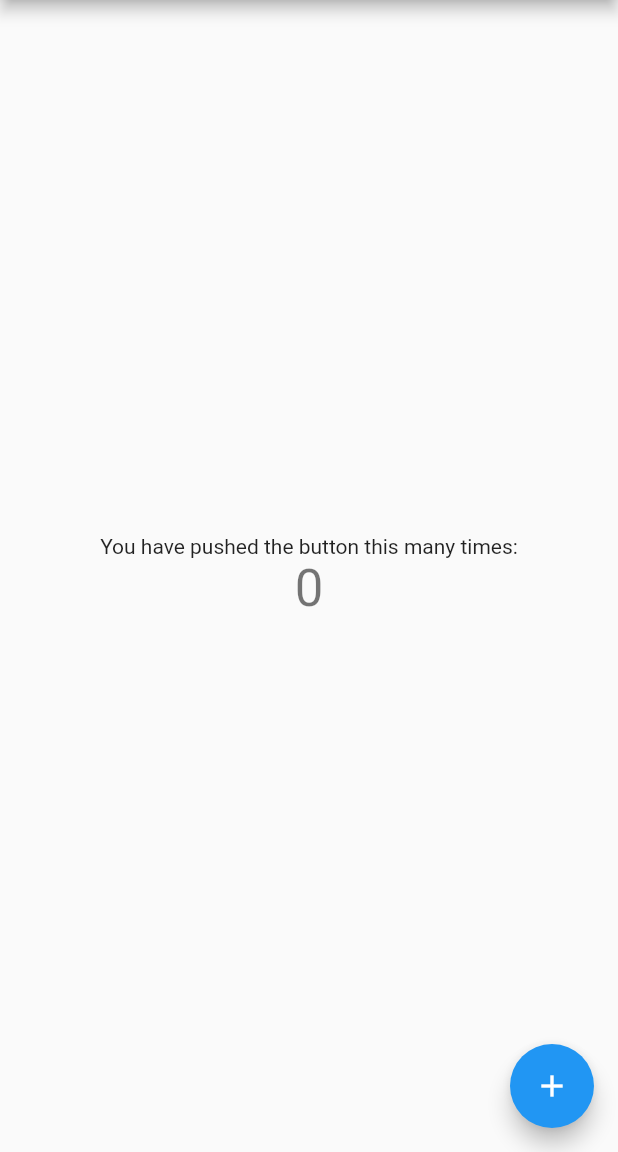
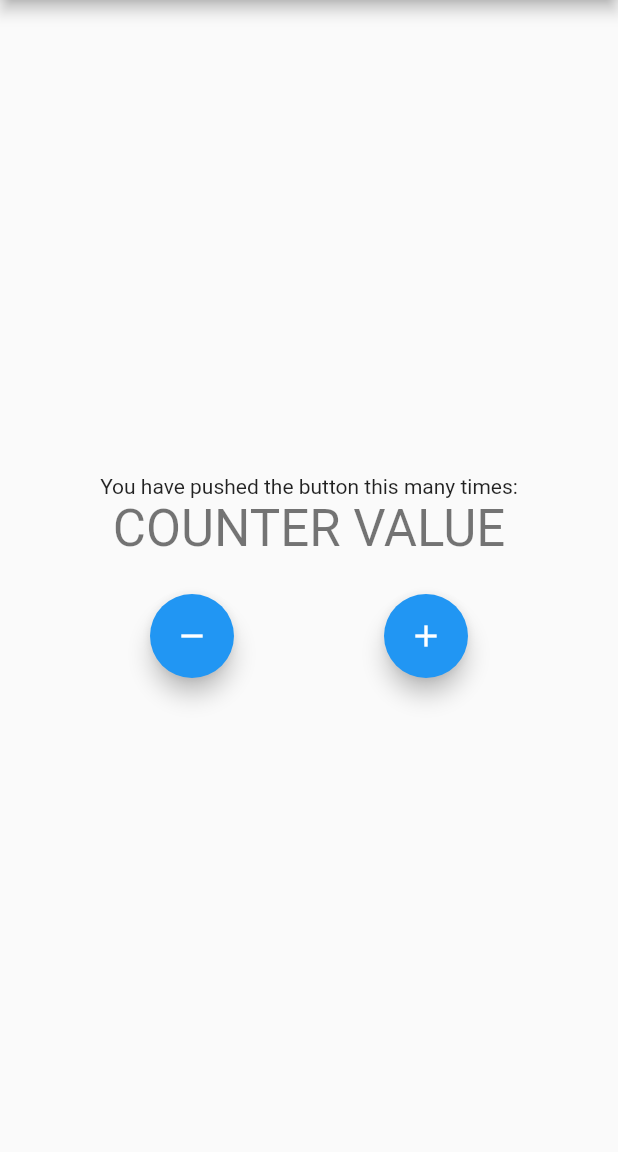
Before and after one commit to robsonsilv4/bloc_hero, a Flutter app: the screen it shows after launch, on a phone screen of 412 x 824 dp, the part 84-1236 px from its top. Run offline on Flutter 3.47's test engine with Material 2 defaults, Android fonts, the phone set to English and light mode, and no system bars.

Commit message:
feat: update counter page

```diff
--- a/lib/main.dart
+++ b/lib/main.dart
@@ -28,14 +28,6 @@ class HomePage extends StatefulWidget {
 }
 
 class _HomePageState extends State<HomePage> {
-  int _counter = 0;
-
-  void _incrementCounter() {
-    setState(() {
-      _counter++;
-    });
-  }
-
   @override
   Widget build(BuildContext context) {
     return Scaffold(
@@ -50,17 +42,28 @@ class _HomePageState extends State<HomePage> {
               'You have pushed the button this many times:',
             ),
             Text(
-              '$_counter',
+              'COUNTER VALUE',
               style: Theme.of(context).textTheme.headline4,
+            ),
+            SizedBox(height: 24.0),
+            Row(
+              mainAxisAlignment: MainAxisAlignment.spaceEvenly,
+              children: [
+                FloatingActionButton(
+                  tooltip: 'Decrement',
+                  child: Icon(Icons.remove),
+                  onPressed: () {},
+                ),
+                FloatingActionButton(
+                  tooltip: 'Increment',
+                  child: Icon(Icons.add),
+                  onPressed: () {},
+                ),
+              ],
             ),
           ],
         ),
       ),
-      floatingActionButton: FloatingActionButton(
-        onPressed: _incrementCounter,
-        tooltip: 'Increment',
-        child: Icon(Icons.add),
-      ),
     );
   }
 }
```
